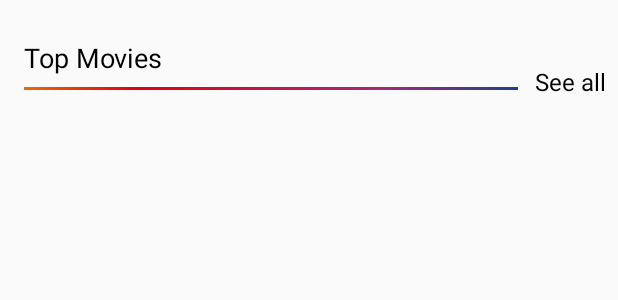
After one commit to shilpime/ttn-ott-solution, an Android app: the layout home_recyclerview.xml on its own in the app's theme, with its tools: preview values and no code run, on a phone screen of 412 x 824 dp. The commit adds this screen. Shown: the top 300 px of the screen. Run offline under Robolectric (Android 15) with nearby library versions, the phone set to English and light mode, and no system bars.

Commit message:
Common Adapter for Home

```diff
--- a/app/src/main/java/com/ottsolution/demo/data/networking/models/HomeResponse.kt
+++ b/app/src/main/java/com/ottsolution/demo/data/networking/models/HomeResponse.kt
@@ -31,6 +31,8 @@ class HomeResponse: BaseResponse() {
     }
 
     class Items{
+
+        var viewType: Int = 0
 
         @SerializedName("id")
         var id: Int = 0
--- a/app/src/main/java/com/ottsolution/demo/ui/features/home/HomeFragment.kt
+++ b/app/src/main/java/com/ottsolution/demo/ui/features/home/HomeFragment.kt
@@ -19,8 +19,6 @@ class HomeFragment : BaseFragment<FragmentHomeBinding, HomeViewModel>() {
         super.onViewCreated(view, savedInstanceState)
         binding.vm = viewModel
 
-
-
     }
 
     override fun getViewModelClass(): Class<HomeViewModel> = HomeViewModel::class.java
--- /dev/null
+++ b/app/src/main/res/layout/home_recyclerview.xml
@@ -0,0 +1,70 @@
+<layout xmlns:android="http://schemas.android.com/apk/res/android"
+        xmlns:app="http://schemas.android.com/apk/res-auto"
+        xmlns:tools="http://schemas.android.com/tools">
+
+    <data>
+
+        <variable
+                name="title"
+                type="String" />
+    </data>
+
+    <RelativeLayout
+            android:layout_width="match_parent"
+            android:layout_height="wrap_content">
+
+        <TextView
+                android:id="@+id/home_recycler_view_title"
+                android:layout_width="match_parent"
+                android:layout_height="wrap_content"
+                android:layout_alignParentLeft="true"
+                android:layout_marginLeft="@dimen/margin_16"
+                android:layout_marginTop="26dp"
+                android:text="@{title}"
+                android:textColor="@color/black"
+                android:textSize="@dimen/home_recycler_title"
+                app:fontName="@string/medium_font"
+                tools:text="Top Movies" />
+
+        <ImageView
+                android:id="@+id/divider"
+                android:layout_width="match_parent"
+                android:layout_height="wrap_content"
+                android:layout_below="@id/home_recycler_view_title"
+                android:layout_marginEnd="11dp"
+                android:layout_marginLeft="16dp"
+                android:layout_marginRight="11dp"
+                android:layout_marginStart="16dp"
+                android:layout_marginTop="7dp"
+                android:layout_toLeftOf="@+id/home_see_all"
+                android:background="@drawable/d_i_v_i_d_e_r" />
+
+        <TextView
+                android:id="@+id/home_see_all"
+                android:layout_width="wrap_content"
+                android:layout_height="wrap_content"
+                android:layout_alignBottom="@id/divider"
+                android:layout_alignParentRight="true"
+                android:layout_marginRight="@dimen/home_recycler_header_padding"
+                android:drawablePadding="5dp"
+                android:layout_marginBottom="-5dp"
+                android:drawableRight="@{@drawable/ic_seeall_arrow}"
+                android:gravity="center_vertical"
+                android:text="See all"
+                android:textColor="@color/black"
+                android:textSize="@dimen/home_tv_see_all"
+                app:fontName="@string/medium_font" />
+
+        <androidx.recyclerview.widget.RecyclerView
+                android:id="@+id/home_recycler_view"
+                android:layout_width="match_parent"
+                android:layout_height="wrap_content"
+                android:layout_below="@+id/divider"
+                android:layout_marginBottom="@dimen/margin_5"
+                android:layout_marginTop="@dimen/margin_23"
+                android:background="@android:color/transparent"
+                android:clipToPadding="false"
+                android:paddingLeft="@dimen/margin_14" />
+
+    </RelativeLayout>
+</layout>
--- a/app/src/main/res/values/dimens.xml
+++ b/app/src/main/res/values/dimens.xml
@@ -17,4 +17,14 @@
     <dimen name="card_height">168dp</dimen>
     <dimen name="doc_height">80dp</dimen>
     <dimen name="title_margin_top">24dp</dimen>
+    <dimen name="margin_16">16dp</dimen>
+    <dimen name="home_recycler_title">18sp</dimen>
+    <dimen name="home_recycler_header_padding">8dp</dimen>
+    <dimen name="home_tv_see_all">16sp</dimen>
+    <dimen name="margin_5">5dp</dimen>
+    <dimen name="margin_23">23dp</dimen>
+    <dimen name="margin_14">14dp</dimen>
+    <dimen name="live_error_text_drawable_padding">21dp</dimen>
+    <dimen name="line_extra_space">9sp</dimen>
+    <dimen name="text_size_normal_s">15sp</dimen>
 </resources>
```
Also changed, not shown: app/src/main/java/com/ottsolution/demo/customviews/EndlessListAdapter.java (added, +99 -0 lines), app/src/main/java/com/ottsolution/demo/customviews/ListAdapter.java (added, +125 -0 lines), app/src/main/java/com/ottsolution/demo/ui/features/home/HomeAdapter.java (added, +300 -0 lines), app/src/main/res/layout/layout_empty_view.xml (added, +26 -0 lines), app/src/main/res/layout/layout_progress_bar.xml (added, +24 -0 lines), app/src/main/res/values/strings.xml (+7 -0 lines), app/src/main/res/drawable-xhdpi/d_i_v_i_d_e_r.png (added).
